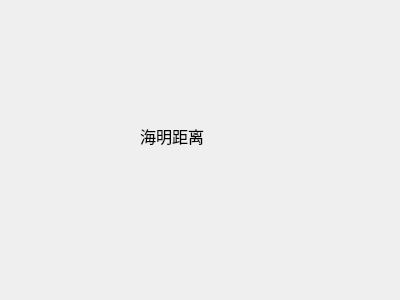
Qt form forms/hdist.ui (FrancisOWO/HammingCode) before a commit.
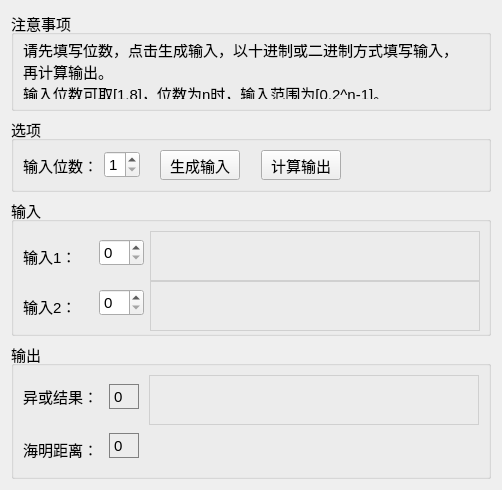
The same form after that commit.

Commit message: 海明距离子窗体界面设计

Diff of the .ui file:
```diff
--- a/forms/hdist.ui
+++ b/forms/hdist.ui
@@ -6,31 +6,576 @@
    <rect>
     <x>0</x>
     <y>0</y>
-    <width>400</width>
-    <height>300</height>
+    <width>502</width>
+    <height>490</height>
    </rect>
   </property>
+  <property name="sizePolicy">
+   <sizepolicy hsizetype="Preferred" vsizetype="Preferred">
+    <horstretch>0</horstretch>
+    <verstretch>0</verstretch>
+   </sizepolicy>
+  </property>
+  <property name="minimumSize">
+   <size>
+    <width>502</width>
+    <height>490</height>
+   </size>
+  </property>
+  <property name="maximumSize">
+   <size>
+    <width>502</width>
+    <height>490</height>
+   </size>
+  </property>
   <property name="windowTitle">
    <string>Form</string>
   </property>
-  <widget class="QLabel" name="label">
-   <property name="geometry">
-    <rect>
-     <x>140</x>
-     <y>110</y>
-     <width>111</width>
-     <height>51</height>
-    </rect>
-   </property>
-   <property name="font">
-    <font>
-     <pointsize>12</pointsize>
-    </font>
-   </property>
-   <property name="text">
-    <string>海明距离</string>
-   </property>
-  </widget>
+  <property name="autoFillBackground">
+   <bool>false</bool>
+  </property>
+  <layout class="QGridLayout" name="gridLayout_5">
+   <item row="0" column="0">
+    <widget class="QGroupBox" name="groupBox_2">
+     <property name="sizePolicy">
+      <sizepolicy hsizetype="Preferred" vsizetype="Preferred">
+       <horstretch>0</horstretch>
+       <verstretch>0</verstretch>
+      </sizepolicy>
+     </property>
+     <property name="font">
+      <font>
+       <pointsize>11</pointsize>
+      </font>
+     </property>
+     <property name="title">
+      <string>注意事项</string>
+     </property>
+     <layout class="QGridLayout" name="gridLayout_4">
+      <item row="0" column="0">
+       <widget class="QLabel" name="label_6">
+        <property name="minimumSize">
+         <size>
+          <width>400</width>
+          <height>55</height>
+         </size>
+        </property>
+        <property name="text">
+         <string>请先填写位数，点击生成输入，以十进制或二进制方式填写输入，
+再计算输出。
+输入位数可取[1,8]，位数为n时，输入范围为[0,2^n-1]。</string>
+        </property>
+       </widget>
+      </item>
+     </layout>
+    </widget>
+   </item>
+   <item row="1" column="0">
+    <widget class="QGroupBox" name="groupBox">
+     <property name="sizePolicy">
+      <sizepolicy hsizetype="Preferred" vsizetype="Preferred">
+       <horstretch>0</horstretch>
+       <verstretch>0</verstretch>
+      </sizepolicy>
+     </property>
+     <property name="font">
+      <font>
+       <pointsize>11</pointsize>
+      </font>
+     </property>
+     <property name="title">
+      <string>选项</string>
+     </property>
+     <layout class="QGridLayout" name="gridLayout_3">
+      <item row="0" column="6">
+       <widget class="QPushButton" name="pbtnCompute">
+        <property name="minimumSize">
+         <size>
+          <width>80</width>
+          <height>30</height>
+         </size>
+        </property>
+        <property name="font">
+         <font>
+          <pointsize>11</pointsize>
+         </font>
+        </property>
+        <property name="styleSheet">
+         <string notr="true"/>
+        </property>
+        <property name="text">
+         <string>计算输出</string>
+        </property>
+       </widget>
+      </item>
+      <item row="0" column="0">
+       <layout class="QHBoxLayout" name="horizontalLayout_9">
+        <item>
+         <widget class="QLabel" name="label">
+          <property name="minimumSize">
+           <size>
+            <width>0</width>
+            <height>30</height>
+           </size>
+          </property>
+          <property name="font">
+           <font>
+            <pointsize>11</pointsize>
+           </font>
+          </property>
+          <property name="text">
+           <string>输入位数：</string>
+          </property>
+         </widget>
+        </item>
+        <item>
+         <widget class="QSpinBox" name="spinBit">
+          <property name="font">
+           <font>
+            <pointsize>11</pointsize>
+           </font>
+          </property>
+          <property name="minimum">
+           <number>1</number>
+          </property>
+          <property name="maximum">
+           <number>8</number>
+          </property>
+         </widget>
+        </item>
+       </layout>
+      </item>
+      <item row="0" column="1">
+       <spacer name="horizontalSpacer_3">
+        <property name="orientation">
+         <enum>Qt::Horizontal</enum>
+        </property>
+        <property name="sizeHint" stdset="0">
+         <size>
+          <width>40</width>
+          <height>20</height>
+         </size>
+        </property>
+       </spacer>
+      </item>
+      <item row="0" column="7">
+       <spacer name="horizontalSpacer_2">
+        <property name="orientation">
+         <enum>Qt::Horizontal</enum>
+        </property>
+        <property name="sizeHint" stdset="0">
+         <size>
+          <width>164</width>
+          <height>20</height>
+         </size>
+        </property>
+       </spacer>
+      </item>
+      <item row="0" column="4">
+       <widget class="QPushButton" name="pbtnGen">
+        <property name="minimumSize">
+         <size>
+          <width>80</width>
+          <height>30</height>
+         </size>
+        </property>
+        <property name="font">
+         <font>
+          <pointsize>11</pointsize>
+         </font>
+        </property>
+        <property name="styleSheet">
+         <string notr="true"/>
+        </property>
+        <property name="text">
+         <string>生成输入</string>
+        </property>
+       </widget>
+      </item>
+      <item row="0" column="5">
+       <spacer name="horizontalSpacer_4">
+        <property name="orientation">
+         <enum>Qt::Horizontal</enum>
+        </property>
+        <property name="sizeHint" stdset="0">
+         <size>
+          <width>40</width>
+          <height>20</height>
+         </size>
+        </property>
+       </spacer>
+      </item>
+     </layout>
+    </widget>
+   </item>
+   <item row="2" column="0">
+    <widget class="QGroupBox" name="grpIn">
+     <property name="sizePolicy">
+      <sizepolicy hsizetype="Preferred" vsizetype="Preferred">
+       <horstretch>0</horstretch>
+       <verstretch>0</verstretch>
+      </sizepolicy>
+     </property>
+     <property name="font">
+      <font>
+       <pointsize>11</pointsize>
+      </font>
+     </property>
+     <property name="title">
+      <string>输入</string>
+     </property>
+     <layout class="QGridLayout" name="gridLayout_2">
+      <item row="0" column="0">
+       <layout class="QHBoxLayout" name="horizontalLayout_5">
+        <item>
+         <layout class="QHBoxLayout" name="horizontalLayout">
+          <property name="sizeConstraint">
+           <enum>QLayout::SetFixedSize</enum>
+          </property>
+          <item>
+           <widget class="QLabel" name="label_2">
+            <property name="minimumSize">
+             <size>
+              <width>70</width>
+              <height>50</height>
+             </size>
+            </property>
+            <property name="maximumSize">
+             <size>
+              <width>80</width>
+              <height>16777215</height>
+             </size>
+            </property>
+            <property name="font">
+             <font>
+              <pointsize>11</pointsize>
+             </font>
+            </property>
+            <property name="text">
+             <string>输入1：</string>
+            </property>
+           </widget>
+          </item>
+          <item>
+           <widget class="QSpinBox" name="spinIn1">
+            <property name="maximumSize">
+             <size>
+              <width>50</width>
+              <height>16777215</height>
+             </size>
+            </property>
+            <property name="font">
+             <font>
+              <pointsize>11</pointsize>
+             </font>
+            </property>
+           </widget>
+          </item>
+         </layout>
+        </item>
+        <item>
+         <spacer name="horizontalSpacer_5">
+          <property name="orientation">
+           <enum>Qt::Horizontal</enum>
+          </property>
+          <property name="sizeHint" stdset="0">
+           <size>
+            <width>40</width>
+            <height>20</height>
+           </size>
+          </property>
+         </spacer>
+        </item>
+        <item>
+         <widget class="QWidget" name="wgtIn1" native="true">
+          <property name="minimumSize">
+           <size>
+            <width>330</width>
+            <height>50</height>
+           </size>
+          </property>
+          <property name="maximumSize">
+           <size>
+            <width>16777215</width>
+            <height>50</height>
+           </size>
+          </property>
+          <property name="styleSheet">
+           <string notr="true">border:1px solid #D0D0D0</string>
+          </property>
+         </widget>
+        </item>
+       </layout>
+      </item>
+      <item row="1" column="0">
+       <layout class="QHBoxLayout" name="horizontalLayout_6">
+        <item>
+         <layout class="QHBoxLayout" name="horizontalLayout_2">
+          <property name="sizeConstraint">
+           <enum>QLayout::SetFixedSize</enum>
+          </property>
+          <item>
+           <widget class="QLabel" name="label_3">
+            <property name="minimumSize">
+             <size>
+              <width>70</width>
+              <height>50</height>
+             </size>
+            </property>
+            <property name="maximumSize">
+             <size>
+              <width>80</width>
+              <height>16777215</height>
+             </size>
+            </property>
+            <property name="font">
+             <font>
+              <pointsize>11</pointsize>
+             </font>
+            </property>
+            <property name="text">
+             <string>输入2：</string>
+            </property>
+           </widget>
+          </item>
+          <item>
+           <widget class="QSpinBox" name="spinIn2">
+            <property name="maximumSize">
+             <size>
+              <width>50</width>
+              <height>16777215</height>
+             </size>
+            </property>
+            <property name="font">
+             <font>
+              <pointsize>11</pointsize>
+             </font>
+            </property>
+           </widget>
+          </item>
+         </layout>
+        </item>
+        <item>
+         <spacer name="horizontalSpacer_6">
+          <property name="orientation">
+           <enum>Qt::Horizontal</enum>
+          </property>
+          <property name="sizeHint" stdset="0">
+           <size>
+            <width>40</width>
+            <height>20</height>
+           </size>
+          </property>
+         </spacer>
+        </item>
+        <item>
+         <widget class="QWidget" name="wgtIn2" native="true">
+          <property name="minimumSize">
+           <size>
+            <width>330</width>
+            <height>50</height>
+           </size>
+          </property>
+          <property name="maximumSize">
+           <size>
+            <width>330</width>
+            <height>50</height>
+           </size>
+          </property>
+          <property name="styleSheet">
+           <string notr="true">border:1px solid #D0D0D0</string>
+          </property>
+         </widget>
+        </item>
+       </layout>
+      </item>
+     </layout>
+    </widget>
+   </item>
+   <item row="3" column="0">
+    <widget class="QGroupBox" name="grpOut">
+     <property name="sizePolicy">
+      <sizepolicy hsizetype="Preferred" vsizetype="Preferred">
+       <horstretch>0</horstretch>
+       <verstretch>0</verstretch>
+      </sizepolicy>
+     </property>
+     <property name="font">
+      <font>
+       <pointsize>11</pointsize>
+      </font>
+     </property>
+     <property name="title">
+      <string>输出</string>
+     </property>
+     <layout class="QGridLayout" name="gridLayout">
+      <item row="0" column="0">
+       <layout class="QHBoxLayout" name="horizontalLayout_7">
+        <item>
+         <layout class="QHBoxLayout" name="horizontalLayout_3">
+          <item>
+           <widget class="QLabel" name="label_4">
+            <property name="minimumSize">
+             <size>
+              <width>80</width>
+              <height>30</height>
+             </size>
+            </property>
+            <property name="maximumSize">
+             <size>
+              <width>80</width>
+              <height>16777215</height>
+             </size>
+            </property>
+            <property name="font">
+             <font>
+              <pointsize>11</pointsize>
+             </font>
+            </property>
+            <property name="text">
+             <string>异或结果：</string>
+            </property>
+           </widget>
+          </item>
+          <item>
+           <widget class="QLabel" name="labOut">
+            <property name="minimumSize">
+             <size>
+              <width>30</width>
+              <height>25</height>
+             </size>
+            </property>
+            <property name="maximumSize">
+             <size>
+              <width>30</width>
+              <height>25</height>
+             </size>
+            </property>
+            <property name="font">
+             <font>
+              <pointsize>11</pointsize>
+             </font>
+            </property>
+            <property name="styleSheet">
+             <string notr="true">border:1px solid grey</string>
+            </property>
+            <property name="text">
+             <string>0 </string>
+            </property>
+           </widget>
+          </item>
+         </layout>
+        </item>
+        <item>
+         <spacer name="horizontalSpacer_7">
+          <property name="orientation">
+           <enum>Qt::Horizontal</enum>
+          </property>
+          <property name="sizeHint" stdset="0">
+           <size>
+            <width>40</width>
+            <height>20</height>
+           </size>
+          </property>
+         </spacer>
+        </item>
+        <item>
+         <widget class="QWidget" name="wgtOut" native="true">
+          <property name="minimumSize">
+           <size>
+            <width>330</width>
+            <height>50</height>
+           </size>
+          </property>
+          <property name="maximumSize">
+           <size>
+            <width>330</width>
+            <height>50</height>
+           </size>
+          </property>
+          <property name="styleSheet">
+           <string notr="true">border:1px solid #D0D0D0</string>
+          </property>
+         </widget>
+        </item>
+       </layout>
+      </item>
+      <item row="1" column="0">
+       <layout class="QHBoxLayout" name="horizontalLayout_8">
+        <item>
+         <layout class="QHBoxLayout" name="horizontalLayout_4">
+          <item>
+           <widget class="QLabel" name="label_5">
+            <property name="minimumSize">
+             <size>
+              <width>80</width>
+              <height>50</height>
+             </size>
+            </property>
+            <property name="maximumSize">
+             <size>
+              <width>16777215</width>
+              <height>16777215</height>
+             </size>
+            </property>
+            <property name="font">
+             <font>
+              <pointsize>11</pointsize>
+             </font>
+            </property>
+            <property name="text">
+             <string>海明距离：</string>
+            </property>
+           </widget>
+          </item>
+          <item>
+           <widget class="QLabel" name="labHDist">
+            <property name="minimumSize">
+             <size>
+              <width>30</width>
+              <height>25</height>
+             </size>
+            </property>
+            <property name="maximumSize">
+             <size>
+              <width>30</width>
+              <height>25</height>
+             </size>
+            </property>
+            <property name="font">
+             <font>
+              <pointsize>11</pointsize>
+             </font>
+            </property>
+            <property name="styleSheet">
+             <string notr="true">border:1px solid grey</string>
+            </property>
+            <property name="text">
+             <string>0 </string>
+            </property>
+           </widget>
+          </item>
+         </layout>
+        </item>
+        <item>
+         <spacer name="horizontalSpacer">
+          <property name="orientation">
+           <enum>Qt::Horizontal</enum>
+          </property>
+          <property name="sizeHint" stdset="0">
+           <size>
+            <width>330</width>
+            <height>20</height>
+           </size>
+          </property>
+         </spacer>
+        </item>
+       </layout>
+      </item>
+     </layout>
+    </widget>
+   </item>
+  </layout>
  </widget>
  <resources/>
  <connections/>
```
The commit also changes 4 other files.
